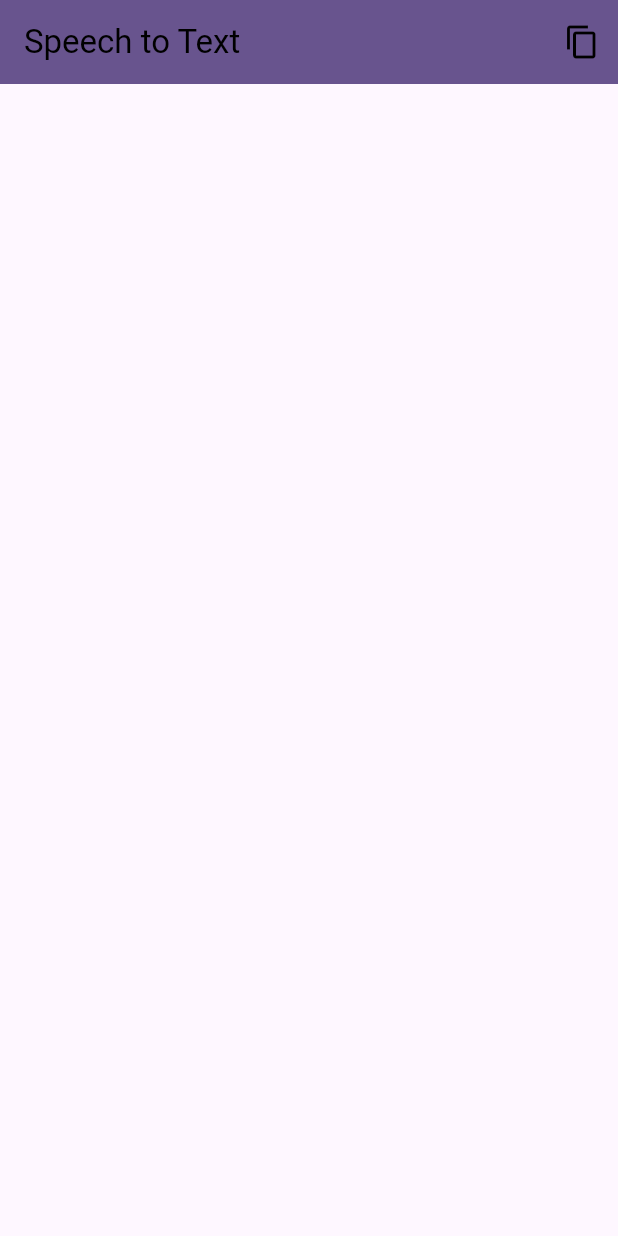
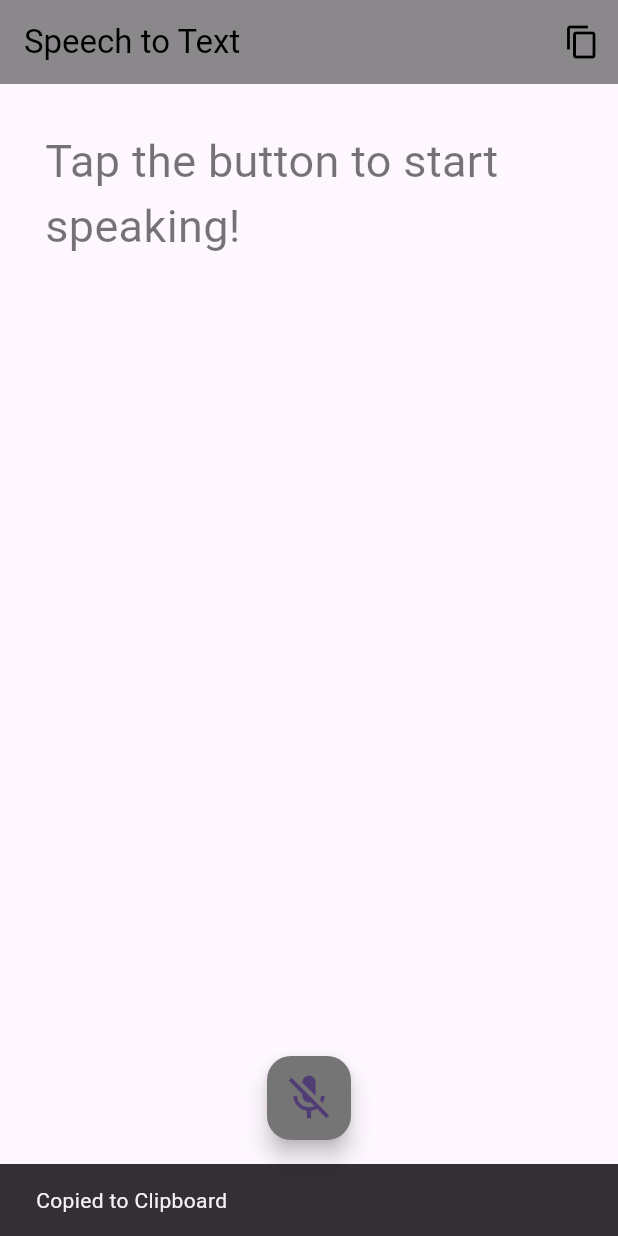
Before and after one commit to NourCodes/SpeechText-App, a Flutter app: the screen it shows after launch, after a tap on the "content copy" icon, on a phone screen of 412 x 824 dp. Run offline on Flutter 3.47's test engine with Material 3 defaults, Android fonts, the phone set to English and light mode, and no system bars; drawn by our look-alikes of avatar_glow; our stand-ins replace speech_to_text; missing offline and left inert: clipboard.

Commit message:
Enhanced app functionality with a complete Speech-to-Text feature and improved UI on the homepage

```diff
--- a/lib/pages/homepage.dart
+++ b/lib/pages/homepage.dart
@@ -1,5 +1,7 @@
-import 'package:flutter/cupertino.dart';
 import 'package:flutter/material.dart';
+import 'package:avatar_glow/avatar_glow.dart';
+import 'package:clipboard/clipboard.dart';
+import '../speech_api.dart';
 
 class HomePage extends StatefulWidget {
   const HomePage({Key? key}) : super(key: key);
@@ -9,21 +11,67 @@ class HomePage extends StatefulWidget {
 }
 
 class _HomePageState extends State<HomePage> {
+  String text = "Tap the button to start speaking!";
+  bool isListening = false;
+
+  Future Record() => SpeechApi.startListening(
+        onResult: (text) => setState(() => this.text = text),
+        onListening: (value) => setState(() {
+          isListening = value;
+        }),
+      );
+
   @override
   Widget build(BuildContext context) {
     return Scaffold(
       appBar: AppBar(
-        backgroundColor: Theme.of(context).colorScheme.primary,
+        backgroundColor: Colors.black45,
         title: const Text(
           "Speech to Text",
           style: TextStyle(color: Colors.black),
         ),
         actions: [
-          IconButton(
-            onPressed: () {},
-            icon: const Icon(Icons.copy, color: Colors.black),
+          Builder(
+            builder: (context) {
+              return IconButton(
+                onPressed: () async {
+                  await FlutterClipboard.copy(text);
+                  ScaffoldMessenger.of(context).showSnackBar(
+                    const SnackBar(
+                      content: Text("Copied to Clipboard"),
+                    ),
+                  );
+                },
+                icon: const Icon(Icons.copy, color: Colors.black),
+              );
+            }
           ),
         ],
+      ),
+      body: SingleChildScrollView(
+        reverse: true,
+        padding: const EdgeInsets.all(30),
+        child: Text(
+          text,
+          style: const TextStyle(
+            fontSize: 30.0,
+            color: Colors.black54,
+            fontWeight: FontWeight.w400,
+          ),
+        ),
+      ),
+      floatingActionButtonLocation: FloatingActionButtonLocation.centerFloat,
+      floatingActionButton: AvatarGlow(
+        glowColor: Theme.of(context).colorScheme.primary,
+        glowRadiusFactor: 0.5,
+        animate: isListening,
+        child: FloatingActionButton(
+            backgroundColor: Colors.grey.shade600,
+            onPressed: Record,
+            child: Icon(
+              isListening ? Icons.mic : Icons.mic_off,
+              size: 36,
+            )),
       ),
     );
   }
```
